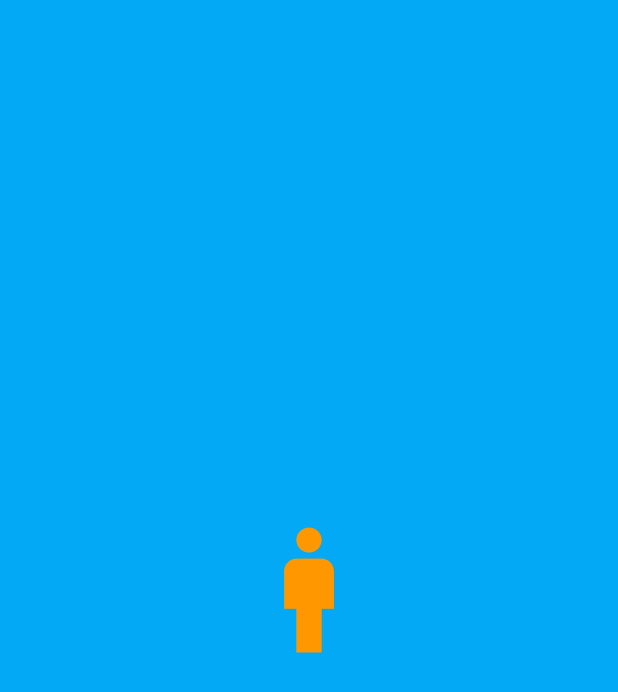
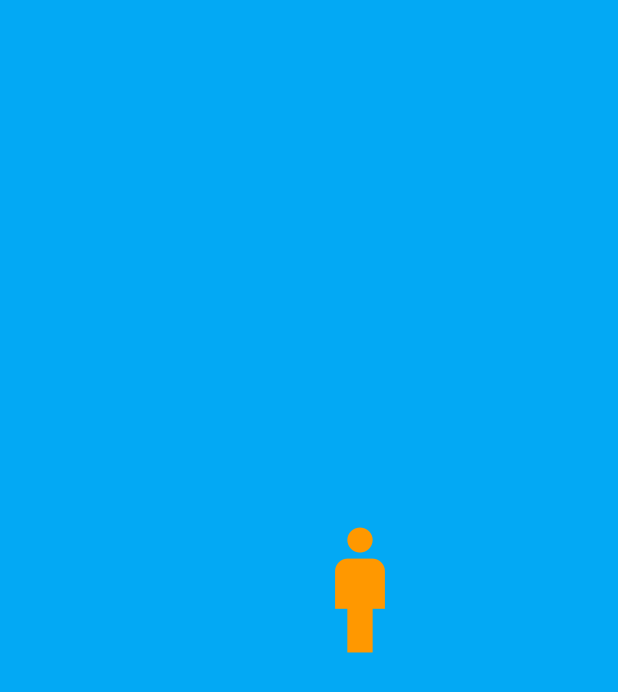
Before and after one commit to we-mohd-i001/flutter_advanced, a Flutter app: the MarioJumpAnimation screen opened by its route, on a phone screen of 412 x 824 dp. Shown: the top 692 px of the screen. Run offline on Flutter 3.47's test engine with Material 2 defaults, Android fonts, the phone set to English and light mode, and no system bars.

Commit message:
Added assets folder for image animation

```diff
--- a/lib/advancedtopics/mario_animation/mario_jump_animation.dart
+++ b/lib/advancedtopics/mario_animation/mario_jump_animation.dart
@@ -64,7 +64,7 @@ class _MarioJumpAnimationState extends State<MarioJumpAnimation>
         children: [
           AnimatedBuilder(animation: animationController, builder: (context, child) {
             return Positioned(
-                left: marioX.value * size.width - 50,
+                left: marioX.value * size.width - 16,
                 top: (size.height * 0.5) - 80 * marioY.value,
                 child: const Icon(Icons.man,
                   color: Colors.orange,
--- a/pubspec.yaml
+++ b/pubspec.yaml
@@ -63,6 +63,9 @@ flutter:
   #   - images/a_dot_burr.jpeg
   #   - images/a_dot_ham.jpeg
 
+  assets:
+    - assets/
+
   # An image asset can refer to one or more resolution-specific "variants", see
   # https://flutter.dev/assets-and-images/#resolution-aware
 
```
Also changed, not shown: assets/block_1.png (added), assets/block_2.png (added), assets/coin.png (added), assets/mario_1.png (added), assets/mario_2.png (added), assets/mario_3.png (added), assets/mario_4.png (added), assets/mario_5.png (added).
